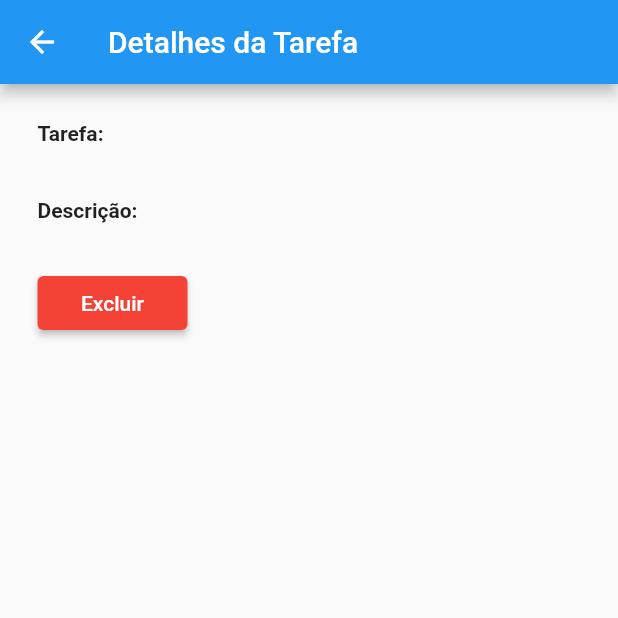
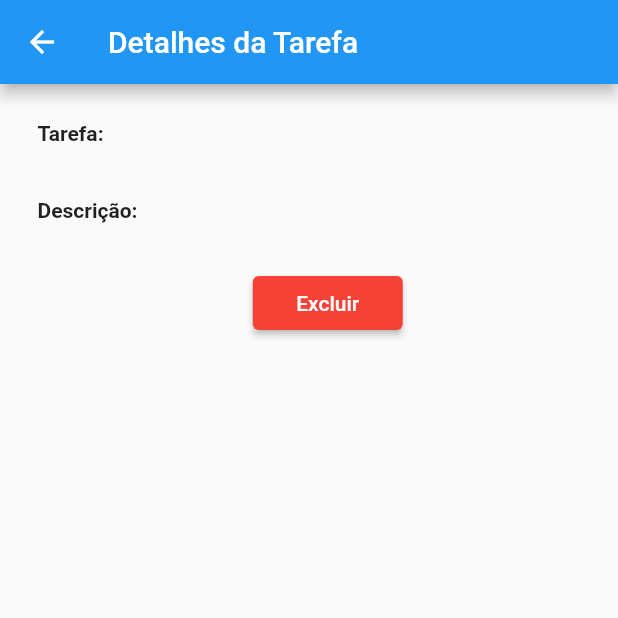
Before and after one commit to AndreyCordeiro/lista_tarefas, a Flutter app: the InfoTarefaPage screen opened directly with empty values, on a phone screen of 412 x 824 dp, the top half of it. Run offline on Flutter 3.47's test engine with Material 2 defaults, Android fonts, the phone set to English and light mode, and no system bars; our stand-ins replace sqflite; accounts and stored records are empty.

Commit message:
Centralizando botões para deixar layout mais agradável

```diff
--- a/lib/tarefas/cadastro/cadastro-tarefa-widget.dart
+++ b/lib/tarefas/cadastro/cadastro-tarefa-widget.dart
@@ -50,6 +50,9 @@ class CadastroTarefa extends State<CadastroTarefaPage> {
             ),
             Padding(
               padding: const EdgeInsets.all(20.0),
+              child: Center(
+                child: SizedBox(
+                  width: 100,
                   child: ElevatedButton(
                     onPressed: () {
                       if (_formKey.currentState!.validate()) {
@@ -57,6 +60,8 @@ class CadastroTarefa extends State<CadastroTarefaPage> {
                       }
                     },
                     child: const Text('Salvar'),
+                  ),
+                ),
               ),
             ),
           ],
--- a/lib/tarefas/componentes/elevated-button-excluir.dart
+++ b/lib/tarefas/componentes/elevated-button-excluir.dart
@@ -11,9 +11,8 @@ class BotaoExcluir extends StatelessWidget {
 
   @override
   Widget build(BuildContext context) {
-    return Row(
-      children: <Widget>[
-        SizedBox(
+    return Center(
+      child: SizedBox(
         width: 100,
         child: ElevatedButton(
           onPressed: () => showDialog<String>(
@@ -41,7 +40,6 @@ class BotaoExcluir extends StatelessWidget {
           child: const Text("Excluir"),
         ),
       ),
-      ],
     );
   }
 
```
Lines whose indentation alone changed are shown as unchanged.
